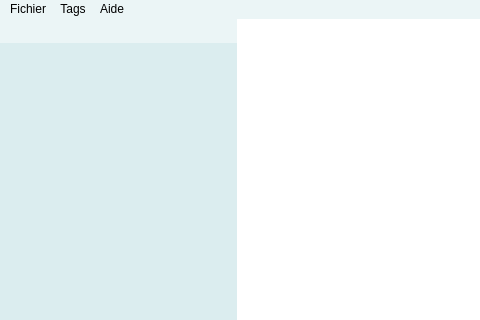
Old version of the form MarcoPolo/mainwindow.ui in the repository ErrOrnAmE/MarcoPolo; both pictures show x 0 to 480 and y 0 to 320 of the 948 by 404 pixel window.
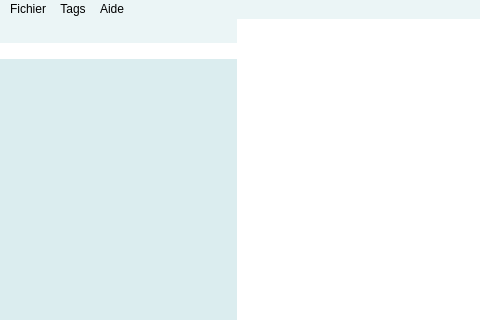
New version of the form. Icons and pictures are not drawn.

```diff
--- a/MarcoPolo/mainwindow.ui
+++ b/MarcoPolo/mainwindow.ui
@@ -147,7 +147,7 @@
        <number>0</number>
       </property>
       <item>
-       <layout class="QVBoxLayout" name="leftPanel" stretch="0,1,1">
+       <layout class="QVBoxLayout" name="leftPanel" stretch="0,0,1,1">
         <property name="spacing">
          <number>0</number>
         </property>
@@ -192,6 +192,9 @@
           </item>
          </layout>
         </item>
+        <item>
+         <widget class="QLineEdit" name="newTag"/>
+        </item>
         <item>
          <widget class="QListView" name="tagView">
           <property name="enabled">
```
